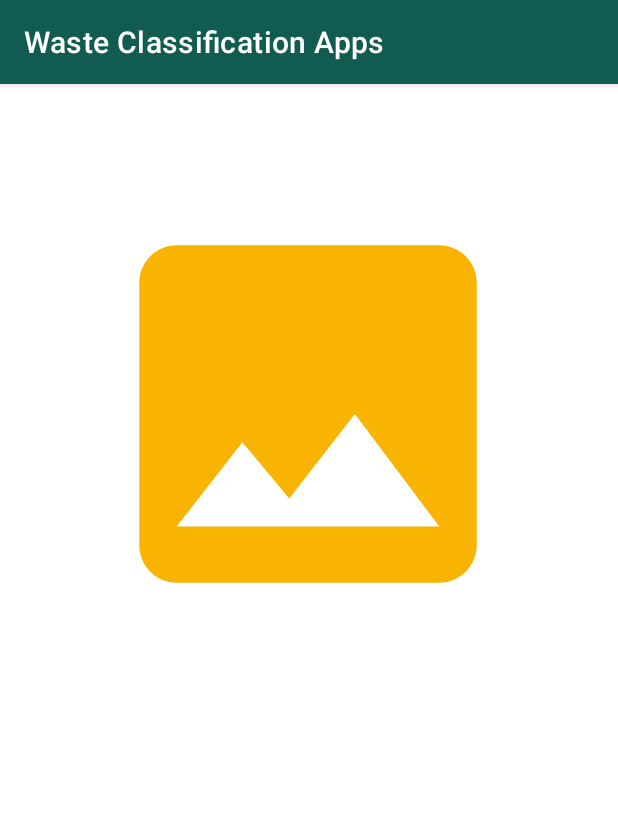
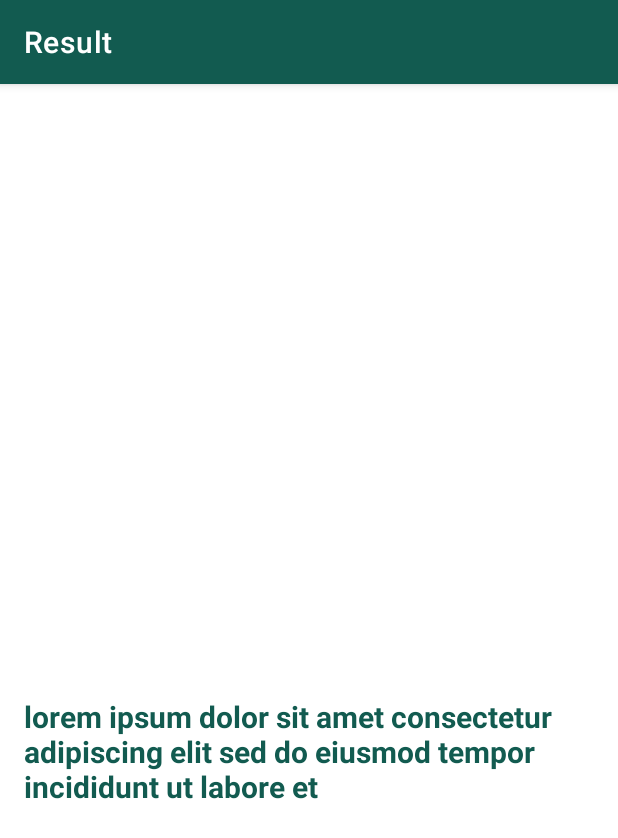
Before and after one commit to aldirhmadi/capstone_project-WasteClassificationApps, an Android app: the ResultCamActivity screen opened directly, with no data from a screen before it, on a phone screen of 412 x 824 dp. Shown: the top 838 px of the screen. Run offline under Robolectric (Android 15) with nearby library versions, the phone set to English and light mode, and no system bars; 1 statement that could not run was skipped.

Commit message:
result cam

```diff
--- a/Android/WasteClassificationApps/app/src/main/java/com/example/wasteclassificationapps/activity/CameraActivity.kt
+++ b/Android/WasteClassificationApps/app/src/main/java/com/example/wasteclassificationapps/activity/CameraActivity.kt
@@ -1,7 +1,9 @@
 package com.example.wasteclassificationapps.activity
 
+import android.content.Intent
 import androidx.appcompat.app.AppCompatActivity
 import android.os.Bundle
+import android.util.Log
 import android.widget.Toast
 import androidx.camera.core.CameraSelector
 import androidx.camera.core.ImageCapture
@@ -53,11 +55,16 @@ class CameraActivity : AppCompatActivity() {
                     }
 
                     override fun onImageSaved(output: ImageCapture.OutputFileResults) {
+                        Log.d("TAG", output.savedUri.toString())
                         Toast.makeText(
                             this@CameraActivity,
-                            "Berhasil mengambil gambar.",
+                            "Berhasil mengambil gambar." + output.savedUri.toString(),
                             Toast.LENGTH_SHORT
                         ).show()
+                        val intent = Intent(this@CameraActivity, ResultCamActivity::class.java).apply {
+                            putExtra("RESULT_IMAGE", output.savedUri.toString())
+                        }
+                        startActivity(intent)
                     }
                 }
             )
--- a/Android/WasteClassificationApps/app/src/main/java/com/example/wasteclassificationapps/activity/ResultCamActivity.kt
+++ b/Android/WasteClassificationApps/app/src/main/java/com/example/wasteclassificationapps/activity/ResultCamActivity.kt
@@ -1,12 +1,26 @@
 package com.example.wasteclassificationapps.activity
 
+import android.net.Uri
+import android.os.Bundle
+import android.view.View
+import android.widget.ImageView
 import androidx.appcompat.app.AppCompatActivity
-import android.os.Bundle
 import com.example.wasteclassificationapps.R
+
 
 class ResultCamActivity : AppCompatActivity() {
     override fun onCreate(savedInstanceState: Bundle?) {
         super.onCreate(savedInstanceState)
         setContentView(R.layout.activity_result_cam)
+
+        val imagePath = intent.getStringExtra("RESULT_IMAGE")
+
+        val imgbt =
+            findViewById<View>(R.id.previewImageView) as ImageView
+
+        val uri = Uri.parse(imagePath)
+        imgbt.setImageURI(uri)
+
+        supportActionBar?.title = "Result"
     }
 }
--- a/Android/WasteClassificationApps/app/src/main/res/layout/activity_organik.xml
+++ b/Android/WasteClassificationApps/app/src/main/res/layout/activity_organik.xml
@@ -72,7 +72,7 @@
     <androidx.recyclerview.widget.RecyclerView
         android:id="@+id/rv_organik"
         android:layout_width="match_parent"
-        android:layout_height="wrap_content"
+        android:layout_height="700dp"
         android:layout_marginStart="16dp"
         android:layout_marginTop="16dp"
         android:layout_marginEnd="16dp"
--- a/Android/WasteClassificationApps/app/src/main/res/layout/activity_result_cam.xml
+++ b/Android/WasteClassificationApps/app/src/main/res/layout/activity_result_cam.xml
@@ -18,7 +18,23 @@
         app:layout_constraintHorizontal_bias="0.493"
         app:layout_constraintStart_toStartOf="parent"
         app:layout_constraintTop_toTopOf="parent"
-        app:layout_constraintVertical_bias="0.152"
+        app:layout_constraintVertical_bias="0.07"
         app:srcCompat="@drawable/ic_placeholder" />
 
+    <TextView
+        android:id="@+id/textView13"
+        android:layout_width="match_parent"
+        android:layout_height="wrap_content"
+        android:layout_marginStart="16dp"
+        android:layout_marginTop="76dp"
+        android:layout_marginEnd="16dp"
+        android:textSize="20sp"
+        android:textStyle="bold"
+        android:textColor="@color/dark_green"
+        android:text="lorem ipsum dolor sit amet consectetur adipiscing elit sed do eiusmod tempor incididunt ut labore et"
+        app:layout_constraintEnd_toEndOf="parent"
+        app:layout_constraintHorizontal_bias="0.498"
+        app:layout_constraintStart_toStartOf="parent"
+        app:layout_constraintTop_toBottomOf="@+id/previewImageView" />
+
 </androidx.constraintlayout.widget.ConstraintLayout>
```
